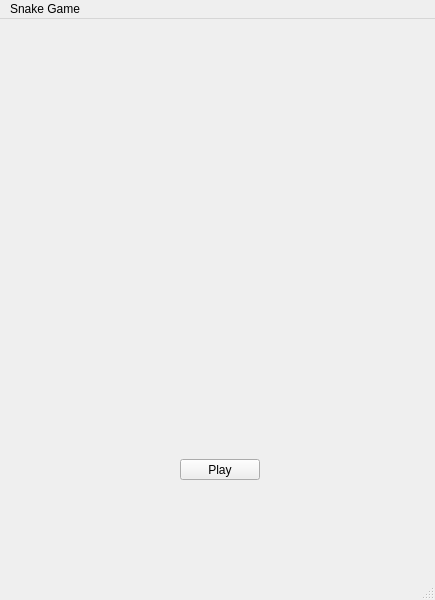
Rainmaker0102/qtSnake, file snakeGame/mainwindow.ui: the form before one commit.
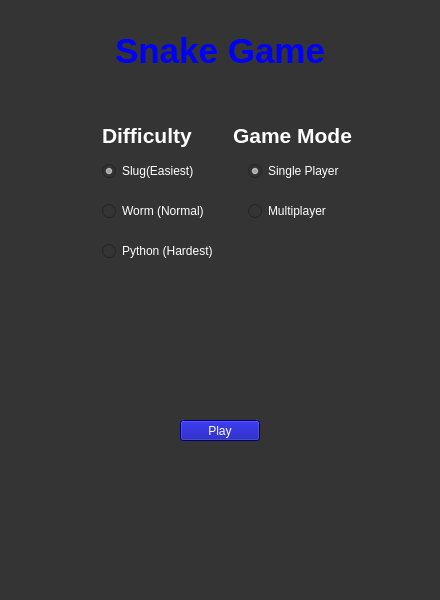
The form after the commit.

Commit message: Finished Main Menu UI

The edit to the form file:
```diff
--- a/snakeGame/mainwindow.ui
+++ b/snakeGame/mainwindow.ui
@@ -6,43 +6,216 @@
    <rect>
     <x>0</x>
     <y>0</y>
-    <width>435</width>
+    <width>440</width>
     <height>600</height>
    </rect>
   </property>
   <property name="windowTitle">
    <string>MainWindow</string>
   </property>
+  <property name="styleSheet">
+   <string notr="true">background-color: rgb(52, 52, 52)</string>
+  </property>
   <widget class="QWidget" name="centralwidget">
    <widget class="QPushButton" name="pushButton">
     <property name="geometry">
      <rect>
       <x>180</x>
-      <y>440</y>
+      <y>420</y>
       <width>80</width>
       <height>21</height>
      </rect>
     </property>
+    <property name="styleSheet">
+     <string notr="true">background-color: rgb(0, 0, 165);
+color: rgb(255, 255, 255);</string>
+    </property>
     <property name="text">
      <string>Play</string>
     </property>
    </widget>
+   <widget class="QLabel" name="label">
+    <property name="geometry">
+     <rect>
+      <x>115</x>
+      <y>10</y>
+      <width>211</width>
+      <height>81</height>
+     </rect>
+    </property>
+    <property name="font">
+     <font>
+      <pointsize>26</pointsize>
+      <bold>true</bold>
+     </font>
+    </property>
+    <property name="styleSheet">
+     <string notr="true">color: rgb(0, 0, 248)</string>
+    </property>
+    <property name="text">
+     <string>Snake Game</string>
+    </property>
+   </widget>
+   <widget class="QRadioButton" name="easyRadioButton">
+    <property name="geometry">
+     <rect>
+      <x>102</x>
+      <y>160</y>
+      <width>91</width>
+      <height>22</height>
+     </rect>
+    </property>
+    <property name="styleSheet">
+     <string notr="true">color: white;
+</string>
+    </property>
+    <property name="text">
+     <string>Slug(Easiest)</string>
+    </property>
+    <property name="checked">
+     <bool>true</bool>
+    </property>
+    <property name="autoExclusive">
+     <bool>false</bool>
+    </property>
+   </widget>
+   <widget class="QRadioButton" name="normalRadioButton">
+    <property name="geometry">
+     <rect>
+      <x>102</x>
+      <y>200</y>
+      <width>111</width>
+      <height>22</height>
+     </rect>
+    </property>
+    <property name="styleSheet">
+     <string notr="true">color: white;
+</string>
+    </property>
+    <property name="text">
+     <string>Worm (Normal)</string>
+    </property>
+    <property name="checked">
+     <bool>false</bool>
+    </property>
+    <property name="autoExclusive">
+     <bool>false</bool>
+    </property>
+   </widget>
+   <widget class="QRadioButton" name="hardRadioButton">
+    <property name="geometry">
+     <rect>
+      <x>102</x>
+      <y>240</y>
+      <width>111</width>
+      <height>22</height>
+     </rect>
+    </property>
+    <property name="styleSheet">
+     <string notr="true">color: white;</string>
+    </property>
+    <property name="text">
+     <string>Python (Hardest)</string>
+    </property>
+    <property name="autoExclusive">
+     <bool>false</bool>
+    </property>
+   </widget>
+   <widget class="QLabel" name="label_2">
+    <property name="geometry">
+     <rect>
+      <x>102</x>
+      <y>120</y>
+      <width>91</width>
+      <height>31</height>
+     </rect>
+    </property>
+    <property name="font">
+     <font>
+      <pointsize>16</pointsize>
+      <bold>true</bold>
+     </font>
+    </property>
+    <property name="styleSheet">
+     <string notr="true">color: white;</string>
+    </property>
+    <property name="text">
+     <string>Difficulty</string>
+    </property>
+   </widget>
+   <widget class="QLabel" name="label_3">
+    <property name="geometry">
+     <rect>
+      <x>233</x>
+      <y>120</y>
+      <width>121</width>
+      <height>31</height>
+     </rect>
+    </property>
+    <property name="font">
+     <font>
+      <pointsize>16</pointsize>
+      <bold>true</bold>
+     </font>
+    </property>
+    <property name="styleSheet">
+     <string notr="true">color: white;</string>
+    </property>
+    <property name="text">
+     <string>Game Mode</string>
+    </property>
+   </widget>
+   <widget class="QRadioButton" name="singleplayerRadioButton">
+    <property name="geometry">
+     <rect>
+      <x>248</x>
+      <y>160</y>
+      <width>91</width>
+      <height>22</height>
+     </rect>
+    </property>
+    <property name="styleSheet">
+     <string notr="true">color: white;</string>
+    </property>
+    <property name="text">
+     <string>Single Player</string>
+    </property>
+    <property name="checked">
+     <bool>true</bool>
+    </property>
+    <property name="autoExclusive">
+     <bool>false</bool>
+    </property>
+   </widget>
+   <widget class="QRadioButton" name="multiplayerRadioButton">
+    <property name="geometry">
+     <rect>
+      <x>248</x>
+      <y>200</y>
+      <width>91</width>
+      <height>22</height>
+     </rect>
+    </property>
+    <property name="styleSheet">
+     <string notr="true">color: white;</string>
+    </property>
+    <property name="text">
+     <string>Multiplayer</string>
+    </property>
+    <property name="autoExclusive">
+     <bool>false</bool>
+    </property>
+   </widget>
   </widget>
   <widget class="QMenuBar" name="menubar">
    <property name="geometry">
     <rect>
      <x>0</x>
      <y>0</y>
-     <width>435</width>
+     <width>440</width>
      <height>21</height>
     </rect>
    </property>
-   <widget class="QMenu" name="menuSnake_Game">
-    <property name="title">
-     <string>Snake Game</string>
-    </property>
-   </widget>
-   <addaction name="menuSnake_Game"/>
   </widget>
   <widget class="QStatusBar" name="statusbar"/>
  </widget>
```
The commit also changes 718 other files.
